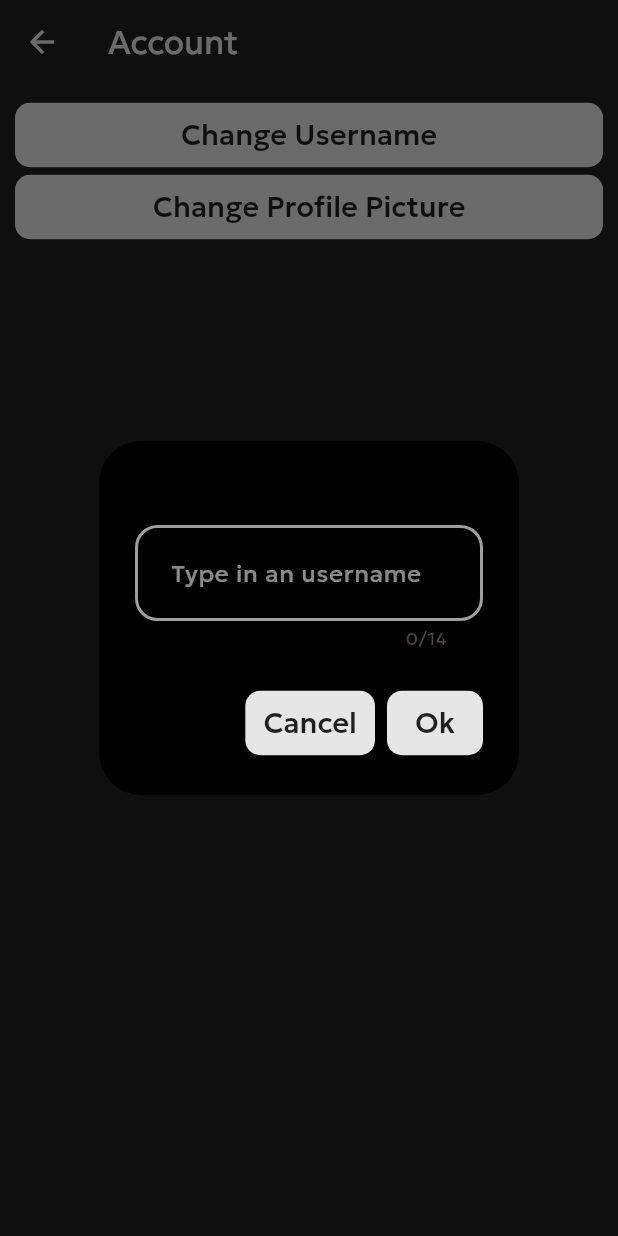
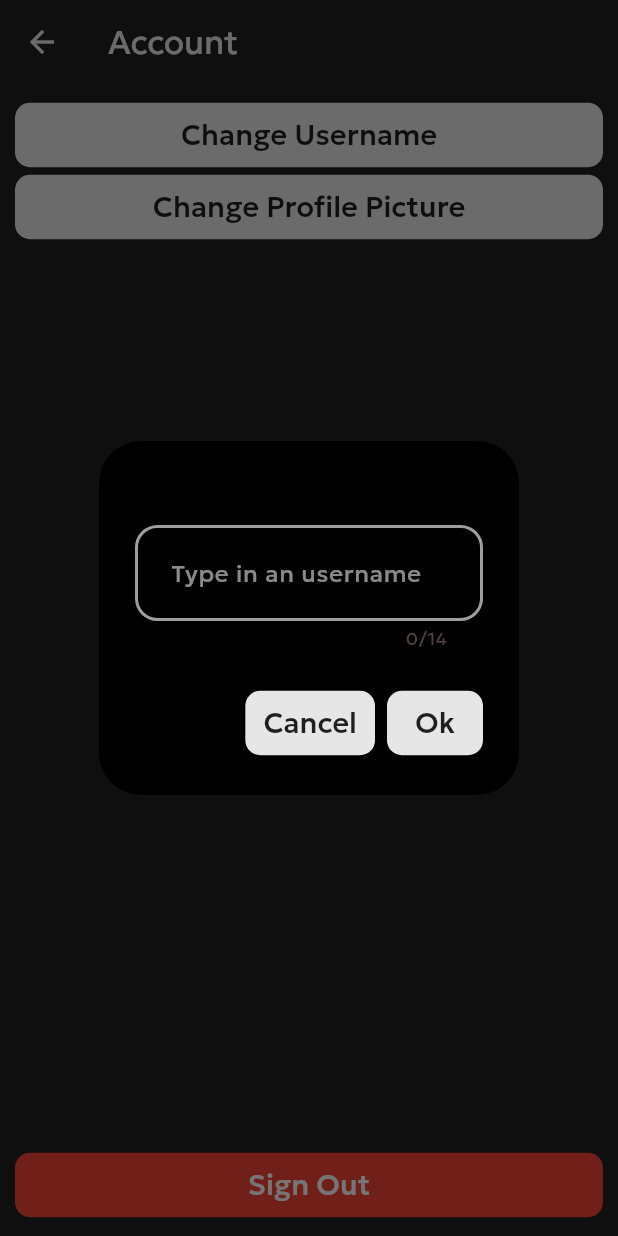
Before and after one commit to mrsrmn/pictro, a Flutter app: the AccountPage screen opened directly, after a tap on "Change Username", on a phone screen of 412 x 824 dp. Run offline on Flutter 3.47's test engine with Material 2 defaults, Android fonts, the phone set to English and light mode, and no system bars; our stand-ins replace bloc, camera, firebase_auth, firebase_core, firebase_database, firebase_storage and 6 more; missing offline and left inert: country_dial_code; accounts and stored records are empty; statements that could not run were skipped; project files that could hold a hidden picture were left out.

Commit message:
Implement sign out button

```diff
--- a/lib/pages/main_pages/home_page/account_page.dart
+++ b/lib/pages/main_pages/home_page/account_page.dart
@@ -2,6 +2,8 @@ import 'package:flutter/material.dart';
 
 import 'package:scribble/widgets/account_page/change_username.dart';
 import 'package:scribble/widgets/account_page/change_pfp.dart';
+
+import 'package:scribble/widgets/account_page/sign_out.dart';
 
 class AccountPage extends StatelessWidget {
   const AccountPage({super.key});
@@ -31,6 +33,15 @@ class AccountPage extends StatelessWidget {
             SizedBox(
               width: double.infinity,
               child: ChangePfp()
+            ),
+            const Expanded(
+              child: Align(
+                alignment: Alignment.bottomCenter,
+                child: SizedBox(
+                  width: double.infinity,
+                  child: SafeArea(child: SignOut())
+                ),
+              ),
             )
           ],
         ),
```
Also changed, not shown: lib/widgets/account_page/sign_out.dart (added, +70 -0 lines).
